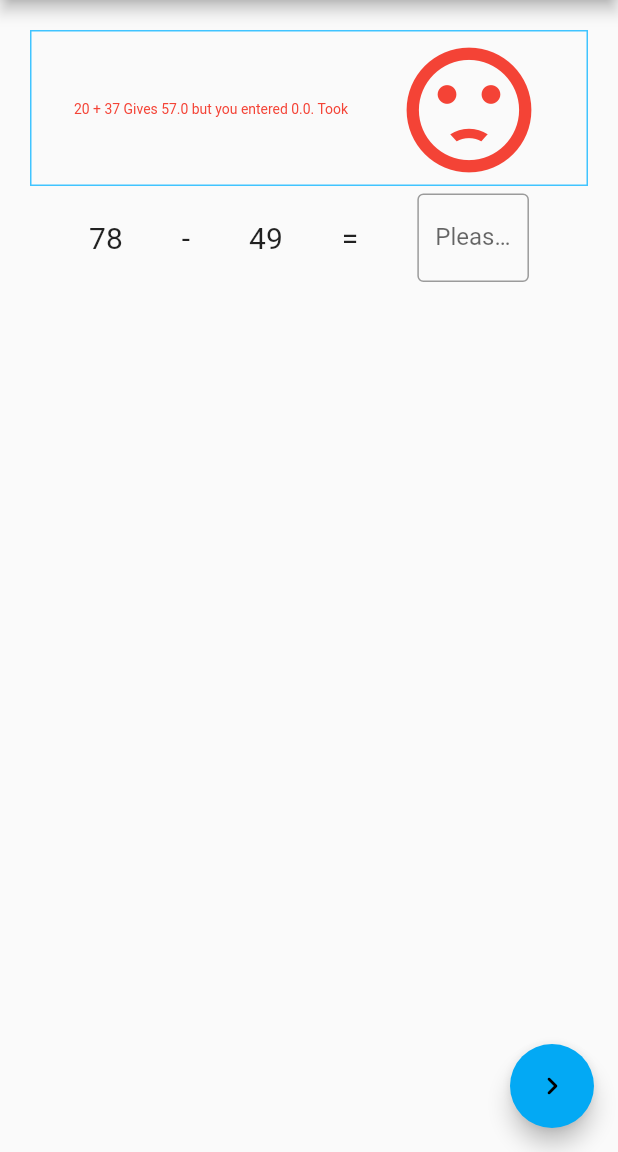
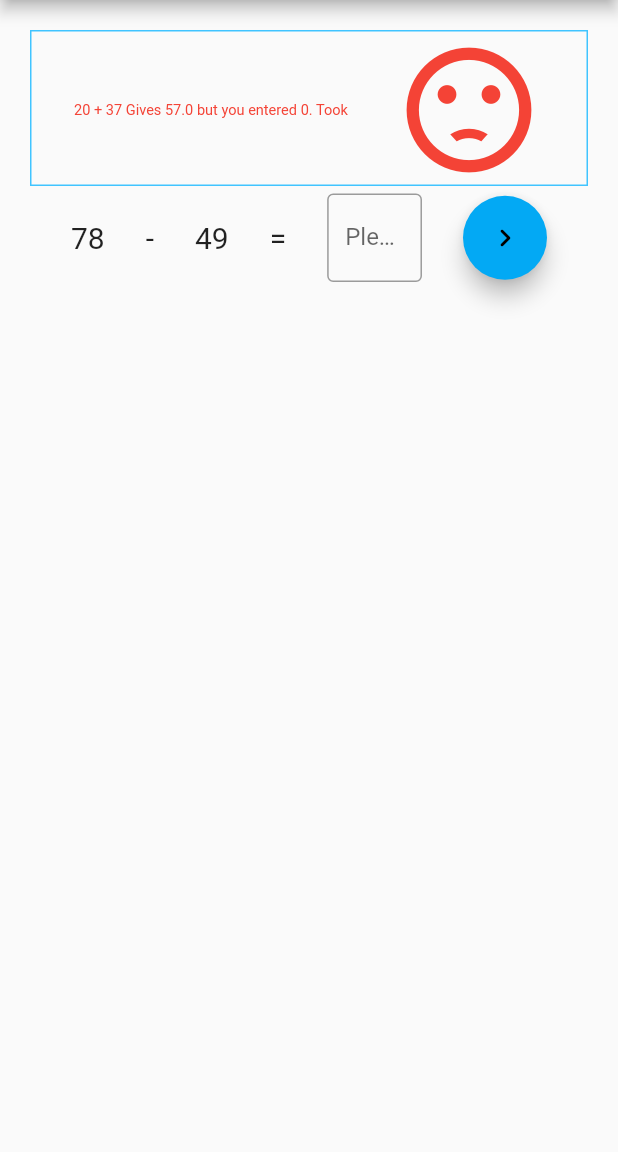
Before and after one commit to comdotlinux/simple-math-tester, a Flutter app: the screen it shows after launch, after a tap on the "navigate next" icon, on a phone screen of 412 x 824 dp, the part 84-1236 px from its top. Run offline on Flutter 3.47's test engine with Material 2 defaults, Android fonts, the phone set to English and light mode, and no system bars; missing offline and left inert: duration.

Commit message:
minor uodates and apple install was done from this commit

```diff
--- a/app/lib/main.dart
+++ b/app/lib/main.dart
@@ -101,12 +101,6 @@ class _MathTesterState extends State<MathTester> {
           padding: const EdgeInsets.all(20),
           children: buildRow(operations),
         ),
-      ),
-      floatingActionButton: FloatingActionButton(
-        autofocus: true,
-        onPressed: _nextOperation,
-        tooltip: 'Next Operation',
-        child: const Icon(Icons.navigate_next_rounded),
       ), // This trailing comma makes auto-formatting nicer for build methods.
     );
   }
@@ -161,7 +155,14 @@ class _MathTesterState extends State<MathTester> {
                             border: OutlineInputBorder(),
                             labelText: 'Please Enter Your Answer',
                           ),
+                          keyboardType: TextInputType.number,
                         ),
+                      ),
+                      FloatingActionButton(
+                        autofocus: true,
+                        onPressed: _nextOperation,
+                        tooltip: 'Next Operation',
+                        child: const Icon(Icons.navigate_next_rounded),
                       ),
                     ],
                   ),
--- a/app/lib/operations.dart
+++ b/app/lib/operations.dart
@@ -42,7 +42,7 @@ class Operation {
   List<String> get output => toString().split(' ');
 
   @override
-  String toString() => '$lhs ${operationType.displayString} $rhs Gives $result ${inputCorrect() ? 'and' : 'but'} you entered ${input ?? 'nothing'}. Took ${prettyDuration(stopwatch.elapsed)}';
+  String toString() => '$lhs ${operationType.displayString} $rhs Gives $result ${inputCorrect() ? 'and' : 'but'} you entered ${input?.toInt() ?? 'nothing'}. Took ${prettyDuration(stopwatch.elapsed)}';
 
   @override
   bool operator ==(Object other) => identical(this, other) || other is Operation && runtimeType == other.runtimeType && lhs == other.lhs && rhs == other.rhs && operationType == other.operationType && result == other.result;
```
Also changed, not shown: 4 other files.
